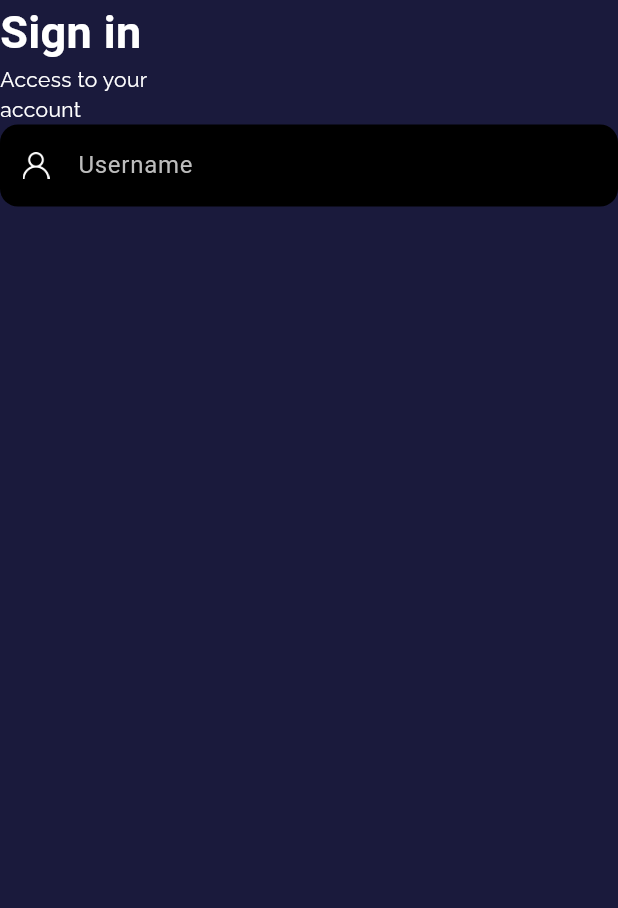
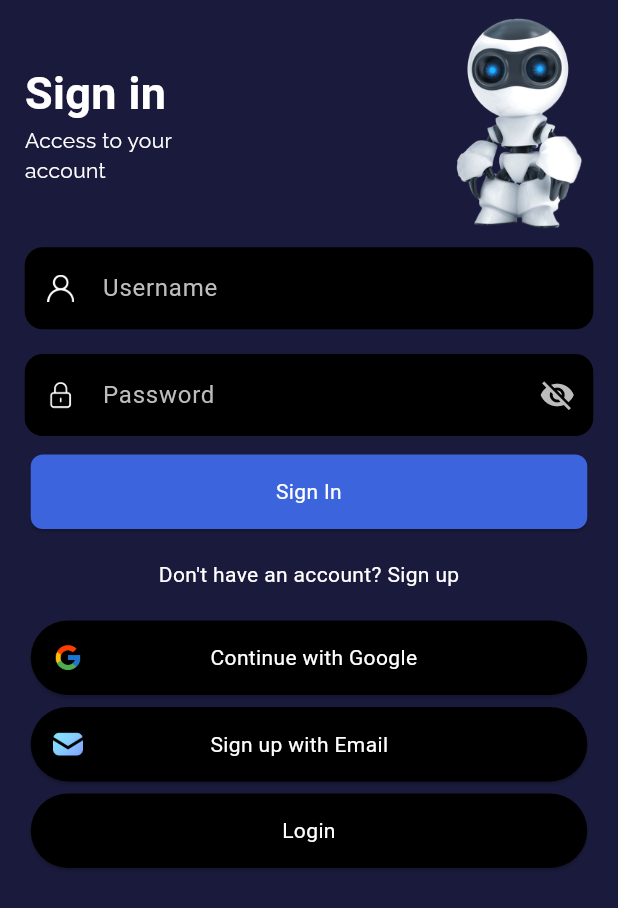
Before and after one commit to DevWahabBaloch/aibuddy, a Flutter app: the screen it shows after launch, on a phone screen of 412 x 824 dp. Shown: the top 908 px of the screen. Run offline on Flutter 3.47's test engine with Material 3 defaults, Android fonts, the light colour scheme and no system bars; our stand-ins replace cached_network_image, firebase_core, get, google_fonts; accounts and stored records are empty.

Commit message:
signup/login screen done

```diff
--- a/lib/core/constants/app_colors.dart
+++ b/lib/core/constants/app_colors.dart
@@ -6,5 +6,5 @@ class AppColors {
   static const Color primary = Color(0xFF1A1A3C);
   static const Color secondary = Colors.white;
   static const Color onSecondary = Colors.black;
-  static const Color purple = Color(0xff8a33fa);
+  static const Color buttonColor = Color(0xff3c64dd);
 }
--- a/lib/features/auth/presentation/pages/auth_page.dart
+++ b/lib/features/auth/presentation/pages/auth_page.dart
@@ -1,4 +1,7 @@
+import 'dart:developer';
+
 import 'package:aibuddy/core/constants/app_colors.dart';
+import 'package:aibuddy/features/auth/presentation/widgets/app_button.dart';
 import 'package:aibuddy/features/auth/presentation/widgets/app_text_field.dart';
 import 'package:aibuddy/gen/assets.gen.dart';
 import 'package:flutter/material.dart';
@@ -9,13 +12,19 @@ class AuthPage extends StatelessWidget {
 
   @override
   Widget build(BuildContext context) {
-    double width = MediaQuery.of(context).size.width;
-    double height = MediaQuery.of(context).size.height;
+    final width = MediaQuery.of(context).size.width;
+    final height = MediaQuery.of(context).size.height;
+
     return Scaffold(
+      resizeToAvoidBottomInset: true,
       backgroundColor: AppColors.primary,
-      body: Column(
+      body: SafeArea(
+        child: Padding(
+            padding: EdgeInsets.symmetric(horizontal: width * 0.04),
+            child: Column(
               children: [
                 Row(
+                  mainAxisAlignment: MainAxisAlignment.spaceBetween,
                   children: [
                     Column(
                       crossAxisAlignment: CrossAxisAlignment.start,
@@ -25,6 +34,10 @@ class AuthPage extends StatelessWidget {
                         Text('Access to your\naccount', style: GoogleFonts.raleway(color: AppColors.secondary)),
                       ],
                     ),
+                    Image.asset(
+                      Assets.images.bott.path,
+                      height: height * 0.2,
+                    )
                   ],
                 ),
                 AppTextField(
@@ -42,7 +55,75 @@ class AuthPage extends StatelessWidget {
                     ),
                   ),
                 ),
+                SizedBox(height: height * 0.02),
+                AppTextField(
+                  obscureText: true,
+                  onVisibilityToggle: () {},
+                  hintText: 'Password',
+                  prefixIcon: Padding(
+                    padding: const EdgeInsets.all(15.0),
+                    child: SizedBox(
+                      height: height * 0.03,
+                      width: width * 0.03,
+                      child: Image.asset(
+                        Assets.images.padlock.path,
+                        fit: BoxFit.contain,
+                        color: AppColors.secondary,
+                      ),
+                    ),
+                  ),
+                ),
+                SizedBox(height: height * 0.01),
+                AppButton(
+                  onPressed: () {
+                    log('Sign In button pressed');
+                  },
+                  buttonColor: AppColors.buttonColor,
+                  title: 'Sign In',
+                ),
+                SizedBox(height: height * 0.02),
+                const Text('Don\'t have an account? Sign up',
+                    style: TextStyle(
+                      color: AppColors.secondary,
+                    )),
+                SizedBox(height: height * 0.02),
+                AppButton.iconTextButton(
+                  buttonColor: AppColors.onSecondary,
+                  borderRadius: 30,
+                  prefixIcon: Padding(
+                    padding: const EdgeInsets.all(15.0),
+                    child: SizedBox(
+                      height: height * 0.03,
+                      child: Image.asset(
+                        Assets.images.googleicon.path,
+                        fit: BoxFit.contain,
+                      ),
+                    ),
+                  ),
+                  title: 'Continue with Google',
+                ),
+                AppButton.iconTextButton(
+                  buttonColor: AppColors.onSecondary,
+                  borderRadius: 30,
+                  prefixIcon: Padding(
+                    padding: const EdgeInsets.all(15.0),
+                    child: SizedBox(
+                      height: height * 0.03,
+                      child: Image.asset(
+                        Assets.images.messages.path,
+                        fit: BoxFit.contain,
+                      ),
+                    ),
+                  ),
+                  title: 'Sign up with Email',
+                ),
+                AppButton(
+                  buttonColor: AppColors.onSecondary,
+                  borderRadius: 30,
+                  title: 'Login',
+                ),
               ],
+            )),
       ),
     );
   }
--- /dev/null
+++ b/lib/features/auth/presentation/widgets/app_button.dart
@@ -0,0 +1,129 @@
+import 'package:flutter/material.dart';
+import 'package:google_fonts/google_fonts.dart';
+import 'package:aibuddy/core/constants/app_colors.dart';
+
+class AppButton extends StatelessWidget {
+  final Widget _child;
+
+  AppButton({
+    super.key,
+    required String title,
+    VoidCallback? onPressed,
+    Color? buttonColor,
+    double? borderRadius,
+  }) : _child = _TextButton(
+          title: title,
+          borderRadius: borderRadius,
+          buttonColor: buttonColor,
+          onPressed: onPressed,
+        );
+
+  AppButton.iconTextButton({
+    super.key,
+    required String title,
+    required Widget prefixIcon,
+    VoidCallback? onPressed,
+    Color? buttonColor,
+    double? borderRadius,
+  }) : _child = _IconTextButton(
+          title: title,
+          borderRadius: borderRadius,
+          buttonColor: buttonColor,
+          onPressed: onPressed,
+          prefixIcon: prefixIcon,
+        );
+
+  @override
+  Widget build(BuildContext context) {
+    return _child;
+  }
+}
+
+class _TextButton extends StatelessWidget {
+  final VoidCallback? onPressed;
+  final String title;
+  final Color? buttonColor;
+  final double? borderRadius;
+
+  const _TextButton({
+    this.onPressed,
+    required this.title,
+    this.buttonColor,
+    this.borderRadius,
+  });
+
+  @override
+  Widget build(BuildContext context) {
+    double height = MediaQuery.sizeOf(context).height;
+
+    return InkWell(
+      onTap: onPressed,
+      borderRadius: BorderRadius.circular(borderRadius ?? 8),
+      child: SizedBox(
+        width: double.infinity,
+        height: height * 0.07,
+        child: Card(
+          color: buttonColor ?? AppColors.buttonColor,
+          shape: RoundedRectangleBorder(
+            borderRadius: BorderRadius.circular(borderRadius ?? 8),
+          ),
+          child: Center(
+            child: Text(
+              title,
+              style: GoogleFonts.roboto(color: AppColors.secondary),
+              textAlign: TextAlign.center,
+            ),
+          ),
+        ),
+      ),
+    );
+  }
+}
+
+class _IconTextButton extends StatelessWidget {
+  final VoidCallback? onPressed;
+  final String title;
+  final Color? buttonColor;
+  final Widget prefixIcon;
+  final double? borderRadius;
+
+  const _IconTextButton({
+    this.onPressed,
+    required this.title,
+    required this.prefixIcon,
+    this.buttonColor,
+    this.borderRadius,
+  });
+
+  @override
+  Widget build(BuildContext context) {
+    double height = MediaQuery.sizeOf(context).height;
+    double width = MediaQuery.sizeOf(context).width;
+    return InkWell(
+      onTap: onPressed,
+      borderRadius: BorderRadius.circular(borderRadius ?? 8),
+      child: SizedBox(
+        width: double.infinity,
+        height: height * 0.07,
+        child: Card(
+          color: buttonColor ?? AppColors.buttonColor,
+          shape: RoundedRectangleBorder(
+            borderRadius: BorderRadius.circular(borderRadius ?? 8),
+          ),
+          child: Row(
+            mainAxisAlignment: MainAxisAlignment.start,
+            children: [
+              prefixIcon,
+              SizedBox(width: width * 0.17),
+              Text(
+                title,
+                style: GoogleFonts.roboto(color: AppColors.secondary),
+                textAlign: TextAlign.center,
+              ),
+            ],
+          ),
+        ),
+      ),
+    );
+  }
+}
--- a/lib/features/auth/presentation/widgets/app_text_field.dart
+++ b/lib/features/auth/presentation/widgets/app_text_field.dart
@@ -24,11 +24,16 @@ class AppTextField extends StatelessWidget {
     double height = MediaQuery.sizeOf(context).height;
     double width = MediaQuery.sizeOf(context).width;
 
-    return TextFormField(
+    final GlobalKey<FormState> _formKey = GlobalKey<FormState>();
+
+    return Form(
+      key: _formKey,
+      child: TextFormField(
         controller: controller,
         obscureText: obscureText,
+        onTapOutside: (event) => FocusManager.instance.primaryFocus!.unfocus(),
         keyboardType: keyboardType ?? TextInputType.text,
-      style: TextStyle(
+        style: const TextStyle(
           color: AppColors.secondary,
           fontSize: 16,
         ),
@@ -59,6 +64,7 @@ class AppTextField extends StatelessWidget {
             horizontal: 16,
           ),
         ),
+      ),
     );
   }
 }
--- a/lib/gen/assets.gen.dart
+++ b/lib/gen/assets.gen.dart
@@ -105,6 +105,9 @@ class $AssetsIconsGen {
 class $AssetsImagesGen {
   const $AssetsImagesGen();
 
+  /// File path: assets/images/bott.png
+  AssetGenImage get bott => const AssetGenImage('assets/images/bott.png');
+
   /// File path: assets/images/googleicon.png
   AssetGenImage get googleicon =>
       const AssetGenImage('assets/images/googleicon.png');
@@ -130,7 +133,7 @@ class $AssetsImagesGen {
 
   /// List of all assets
   List<AssetGenImage> get values =>
-      [googleicon, im1, messages, padlock, unlock, user, userP];
+      [bott, googleicon, im1, messages, padlock, unlock, user, userP];
 }
 
 class $AssetsSvgsGen {
```
Also changed, not shown: assets/images/bott.png (added). Lines whose indentation alone changed are shown as unchanged.
